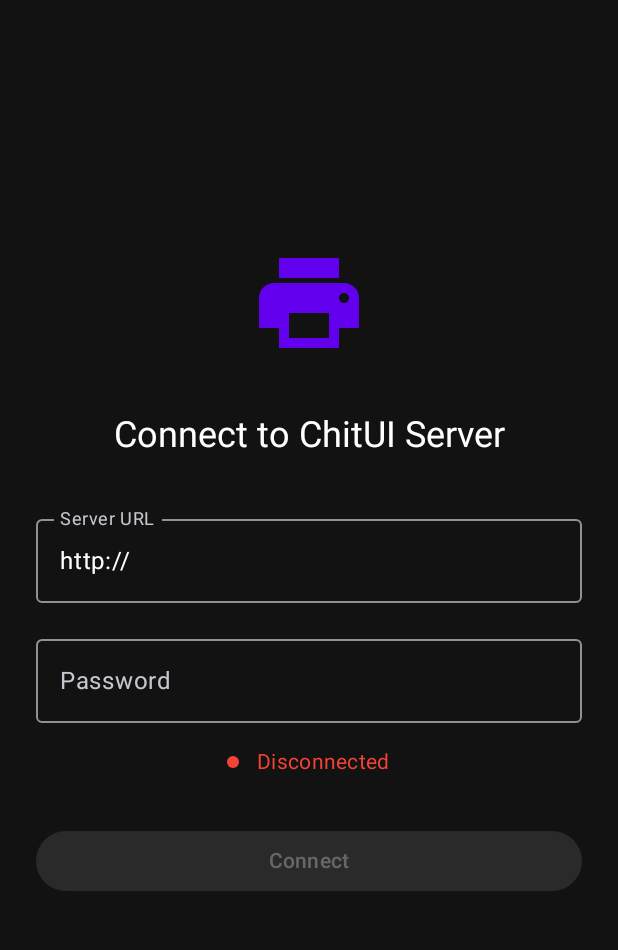
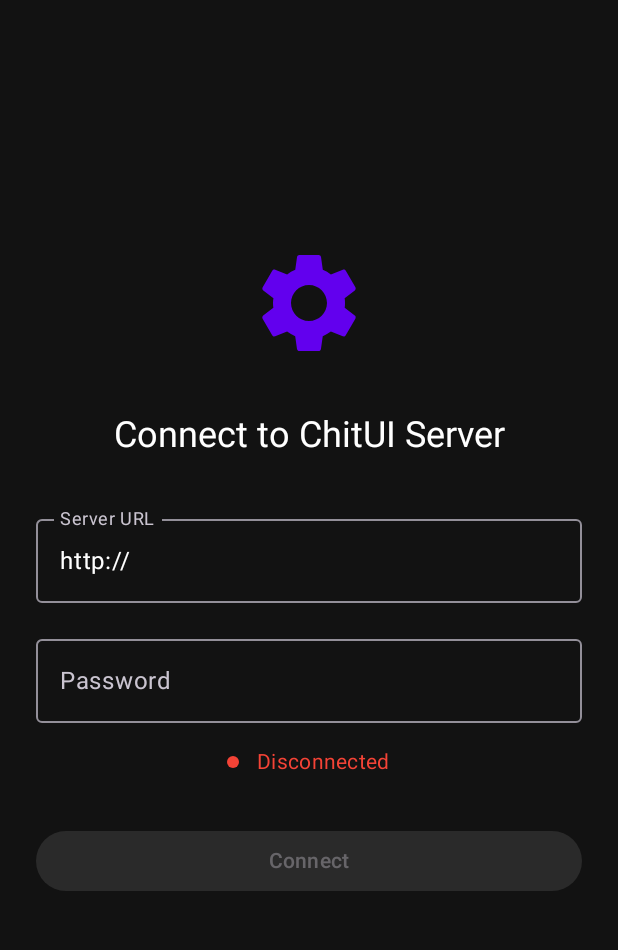
Before and after one commit to xmodpt/ChitUI_v1, an Android app built with Jetpack Compose: the screen it shows after launch (MainActivity), on a phone screen of 412 x 824 dp, the part 96-1046 px from its top. Run offline under Robolectric (Android 15) with nearby library versions, the phone set to English and light mode, and no system bars; libraries missing offline, so code that uses them is left out: io.socket.client.

Commit message:
Fix Material Icon imports and remove unused variables
- Replaced unavailable Material Icons with standard alternatives:
  - Print -> Home/Settings (printers/devices icon)
  - Logout -> ExitToApp (standard logout icon)
  - Computer -> Info (system info icon)
  - Folder, Videocam already available
- Added explicit imports for all Material Icons used
- Removed unused connectionState variable in MainScreen
- Fixed Canvas import to use short form

This fixes all compilation errors for unresolved references.

```diff
--- a/android-app/app/src/main/java/com/chitui/remote/ui/screens/MainScreen.kt
+++ b/android-app/app/src/main/java/com/chitui/remote/ui/screens/MainScreen.kt
@@ -1,8 +1,18 @@
 package com.chitui.remote.ui.screens
 
+import androidx.compose.foundation.Canvas
 import androidx.compose.foundation.layout.*
 import androidx.compose.material.icons.Icons
-import androidx.compose.material.icons.filled.*
+import androidx.compose.material.icons.filled.Add
+import androidx.compose.material.icons.filled.Close
+import androidx.compose.material.icons.filled.Delete
+import androidx.compose.material.icons.filled.ExitToApp
+import androidx.compose.material.icons.filled.Folder
+import androidx.compose.material.icons.filled.Home
+import androidx.compose.material.icons.filled.Info
+import androidx.compose.material.icons.filled.PlayArrow
+import androidx.compose.material.icons.filled.Settings
+import androidx.compose.material.icons.filled.Videocam
 import androidx.compose.material3.*
 import androidx.compose.runtime.*
 import androidx.compose.ui.Alignment
@@ -16,7 +26,6 @@ import com.chitui.remote.viewmodel.MainViewModel
 @OptIn(ExperimentalMaterial3Api::class)
 @Composable
 fun MainScreen(viewModel: MainViewModel) {
-    val connectionState by viewModel.connectionState.collectAsState()
     val isAuthenticated by viewModel.isAuthenticated.collectAsState()
 
     if (!isAuthenticated) {
@@ -61,7 +70,7 @@ fun ConnectionScreen(viewModel: MainViewModel) {
             verticalArrangement = Arrangement.Center
         ) {
             Icon(
-                imageVector = Icons.Default.Print,
+                imageVector = Icons.Filled.Settings,
                 contentDescription = "Printer",
                 modifier = Modifier.size(80.dp),
                 tint = MaterialTheme.colorScheme.primary
@@ -117,7 +126,7 @@ fun ConnectionScreen(viewModel: MainViewModel) {
                         .size(12.dp)
                         .padding(end = 4.dp)
                 ) {
-                    androidx.compose.foundation.Canvas(modifier = Modifier.fillMaxSize()) {
+                    Canvas(modifier = Modifier.fillMaxSize()) {
                         drawCircle(color = statusColor)
                     }
                 }
@@ -177,7 +186,7 @@ fun MainAppScreen(viewModel: MainViewModel) {
                 title = { Text("ChitUI Remote") },
                 actions = {
                     IconButton(onClick = { viewModel.disconnect() }) {
-                        Icon(Icons.Default.Logout, contentDescription = "Disconnect")
+                        Icon(Icons.Filled.ExitToApp, contentDescription = "Disconnect")
                     }
                 },
                 colors = TopAppBarDefaults.topAppBarColors(
@@ -188,25 +197,25 @@ fun MainAppScreen(viewModel: MainViewModel) {
         bottomBar = {
             NavigationBar {
                 NavigationBarItem(
-                    icon = { Icon(Icons.Default.Print, contentDescription = "Printers") },
+                    icon = { Icon(Icons.Filled.Home, contentDescription = "Printers") },
                     label = { Text("Printers") },
                     selected = selectedTab == 0,
                     onClick = { selectedTab = 0 }
                 )
                 NavigationBarItem(
-                    icon = { Icon(Icons.Default.Folder, contentDescription = "Files") },
+                    icon = { Icon(Icons.Filled.Folder, contentDescription = "Files") },
                     label = { Text("Files") },
                     selected = selectedTab == 1,
                     onClick = { selectedTab = 1 }
                 )
                 NavigationBarItem(
-                    icon = { Icon(Icons.Default.Videocam, contentDescription = "Camera") },
+                    icon = { Icon(Icons.Filled.Videocam, contentDescription = "Camera") },
                     label = { Text("Camera") },
                     selected = selectedTab == 2,
                     onClick = { selectedTab = 2 }
                 )
                 NavigationBarItem(
-                    icon = { Icon(Icons.Default.Computer, contentDescription = "System") },
+                    icon = { Icon(Icons.Filled.Info, contentDescription = "System") },
                     label = { Text("System") },
                     selected = selectedTab == 3,
                     onClick = { selectedTab = 3 }
@@ -234,7 +243,7 @@ fun PrintersScreen(viewModel: MainViewModel, printers: Map<String, com.chitui.re
         ) {
             Column(horizontalAlignment = Alignment.CenterHorizontally) {
                 Icon(
-                    imageVector = Icons.Default.Print,
+                    imageVector = Icons.Filled.Home,
                     contentDescription = "No printers",
                     modifier = Modifier.size(64.dp),
                     tint = MaterialTheme.colorScheme.onSurfaceVariant
@@ -291,7 +300,7 @@ fun PrinterCard(printer: com.chitui.remote.data.models.Printer, viewModel: MainV
                 }
 
                 Icon(
-                    imageVector = Icons.Default.Print,
+                    imageVector = Icons.Filled.Settings,
                     contentDescription = "Printer",
                     tint = MaterialTheme.colorScheme.primary
                 )
```
